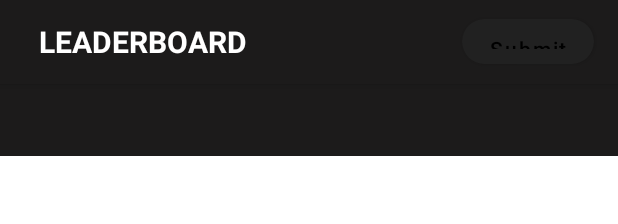
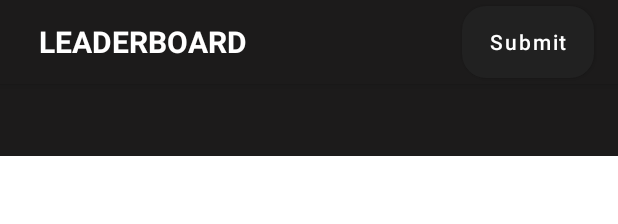
Before and after one commit to Dablaze-ufc/AAD-2020-practice-project, an Android app: the layout activity_main.xml on its own in the app's theme, with its tools: preview values and no code run, on a phone screen of 412 x 824 dp. Shown: the top 224 px of the screen. Run offline under Robolectric (Android 15) with nearby library versions, the phone set to English and light mode, and no system bars; network calls fail.

Commit message:
wired the result from the api to the fragments

```diff
--- a/app/src/main/AndroidManifest.xml
+++ b/app/src/main/AndroidManifest.xml
@@ -10,7 +10,8 @@
         android:roundIcon="@mipmap/ic_launcher_round"
         android:supportsRtl="true"
         android:theme="@style/AppTheme">
-        <activity android:name=".MainActivity">
+        <activity android:name=".MainActivity"/>
+        <activity android:name=".ui.splashscreen.SplashScreenActivity">
             <intent-filter>
                 <action android:name="android.intent.action.MAIN" />
 
--- a/app/src/main/java/com/blazingtech/aad2020/adapter/TopLearnersAdapter.kt
+++ b/app/src/main/java/com/blazingtech/aad2020/adapter/TopLearnersAdapter.kt
@@ -1,5 +1,6 @@
 package com.blazingtech.aad2020.adapter
 
+import android.util.Log
 import android.view.LayoutInflater
 import android.view.View
 import android.view.ViewGroup
@@ -13,6 +14,7 @@ import com.bumptech.glide.request.RequestOptions
 import kotlinx.android.synthetic.main.item_learning_leaders.view.*
 
 class TopLearnersAdapter : ListAdapter<LearnersItem,TopLearnersAdapter.LearnersViewHolder>(DiffCallback) {
+
     companion object DiffCallback: DiffUtil.ItemCallback<LearnersItem>() {
         override fun areItemsTheSame(oldItem: LearnersItem, newItem: LearnersItem): Boolean {
             return oldItem === newItem
@@ -36,10 +38,13 @@ class TopLearnersAdapter : ListAdapter<LearnersItem,TopLearnersAdapter.LearnersV
 
 
     class LearnersViewHolder(private var binding: View): RecyclerView.ViewHolder(binding){
+        private  val TAG = "TopLearnersAdapter"
         fun bind(learner: LearnersItem){
+            Log.d(TAG, "bind: $learner")
 
             binding.textViewLearningLeadersName.text = learner.name
             binding.textViewLearningLeadersCountry.text = learner.country
+            Log.d(TAG, "bind: ${binding.textViewLearningLeadersCountry.text}")
             binding.textViewLearningLeadersHours.text = "${learner.hours} Learning Hours"
 
             val requestOptions = RequestOptions()
--- a/app/src/main/java/com/blazingtech/aad2020/ui/learners/LearnersFragment.kt
+++ b/app/src/main/java/com/blazingtech/aad2020/ui/learners/LearnersFragment.kt
@@ -29,6 +29,7 @@ class LearnersFragment : Fragment() {
             binding.recyclerLearners.apply {
                 val adapter = TopLearnersAdapter()
                 this.adapter = adapter
+                binding.progressBarLearners.visibility = View.GONE
                 adapter.submitList(it)
             }
         })
--- a/app/src/main/java/com/blazingtech/aad2020/ui/skilliq/SkillIqFragment.kt
+++ b/app/src/main/java/com/blazingtech/aad2020/ui/skilliq/SkillIqFragment.kt
@@ -3,6 +3,7 @@ package com.blazingtech.aad2020.ui.skilliq
 import android.os.Bundle
 import android.view.LayoutInflater
 import android.view.View
+import android.view.View.GONE
 import android.view.ViewGroup
 import androidx.fragment.app.Fragment
 import androidx.fragment.app.viewModels
@@ -36,6 +37,7 @@ class SkillIqFragment : Fragment() {
             binding.recyclerViewSkill.apply {
                 val adapter = TopSkillIQAdapter()
                 this.adapter = adapter
+                binding.progressBar.visibility = GONE
                 adapter.submitList(it)
             }
         })
--- a/app/src/main/res/drawable-v24/button_white.xml
+++ b/app/src/main/res/drawable/button_white.xml
@@ -1,6 +1,6 @@
 <?xml version="1.0" encoding="utf-8"?>
 <shape xmlns:android="http://schemas.android.com/apk/res/android"
     android:shape="rectangle">
-    <solid android:color="@color/colorWhite" />
-    <corners android:radius="20dp" />
+    <solid android:color="@android:color/black" />
+    <corners android:radius="16dp" />
 </shape>
--- a/app/src/main/res/layout/activity_main.xml
+++ b/app/src/main/res/layout/activity_main.xml
@@ -36,13 +36,12 @@
             <Button
                 android:id="@+id/buttonToolbarSubmit"
                 android:layout_width="wrap_content"
-                android:layout_height="30dp"
+                android:layout_height="wrap_content"
                 android:layout_marginEnd="16dp"
                 android:layout_gravity="end"
                 android:background="@drawable/button_white"
                 android:text="@string/submit"
-                android:textAllCaps="false"
-                android:textColor="@color/colorBlack" />
+                android:textAllCaps="false"/>
 
 
         </com.google.android.material.appbar.MaterialToolbar>
--- a/app/src/main/res/layout/activity_splash_screen.xml
+++ b/app/src/main/res/layout/activity_splash_screen.xml
@@ -17,5 +17,6 @@
         app:layout_constraintBottom_toBottomOf="parent"
         app:layout_constraintEnd_toEndOf="parent"
         app:layout_constraintStart_toStartOf="parent"
-        app:layout_constraintTop_toTopOf="parent" />
+        app:layout_constraintTop_toTopOf="parent"
+        android:contentDescription="@string/gads_logo" />
 </androidx.constraintlayout.widget.ConstraintLayout>
--- a/app/src/main/res/layout/item_skill_iq.xml
+++ b/app/src/main/res/layout/item_skill_iq.xml
@@ -5,7 +5,6 @@
         xmlns:tools="http://schemas.android.com/tools"
         android:layout_width="match_parent"
         android:layout_height="wrap_content"
-        android:backgroundTint="@color/colorWhite"
         app:cardCornerRadius="4dp"
         android:layout_marginStart="4dp"
         android:layout_marginEnd="4dp"
@@ -36,7 +35,6 @@
                 android:layout_height="wrap_content"
                 android:layout_marginStart="8dp"
                 android:layout_marginTop="16dp"
-                android:textColor="@color/colorBlack"
                 android:textSize="15sp"
                 android:textStyle="bold"
                 app:layout_constraintEnd_toEndOf="parent"
@@ -49,7 +47,7 @@
                 android:layout_width="wrap_content"
                 android:layout_height="wrap_content"
                 android:layout_marginTop="16dp"
-                android:textSize="13sp"
+                android:textSize="14sp"
                 app:layout_constraintStart_toStartOf="@+id/nameTopSkill"
                 app:layout_constraintTop_toBottomOf="@+id/nameTopSkill"
                 tools:text=" Skill IQ  Score 223" />
@@ -59,7 +57,7 @@
                 android:layout_width="0dp"
                 android:layout_height="wrap_content"
                 android:layout_marginStart="16dp"
-                android:textSize="13sp"
+                android:textSize="14sp"
                 app:layout_constraintBottom_toBottomOf="@+id/textScore"
                 app:layout_constraintEnd_toEndOf="parent"
                 app:layout_constraintStart_toEndOf="@+id/textScore"
--- a/app/src/main/res/values/strings.xml
+++ b/app/src/main/res/values/strings.xml
@@ -8,4 +8,5 @@
     <string name="top_skill_iq_badge">Top Skill Iq badge</string>
     <!-- TODO: Remove or change this placeholder text -->
     <string name="hello_blank_fragment">Hello blank fragment</string>
+    <string name="gads_logo">GADS logo</string>
 </resources>
```
Also changed, not shown: app/src/main/java/com/blazingtech/aad2020/ui/splashscreen/SplashScreenActivity.kt (+10 -9 lines), app/src/main/res/layout/fragment_learners.xml (+10 -2 lines), app/src/main/res/layout/fragment_skill_iq.xml (+7 -0 lines), app/src/main/res/layout/fragment_skill_leaders.xml (deleted, +0 -12 lines), app/src/main/res/layout/item_learning_leaders.xml (+2 -6 lines), app/src/main/res/drawable/gads.png (renamed from app/src/main/res/drawable-v24/gads.png).
